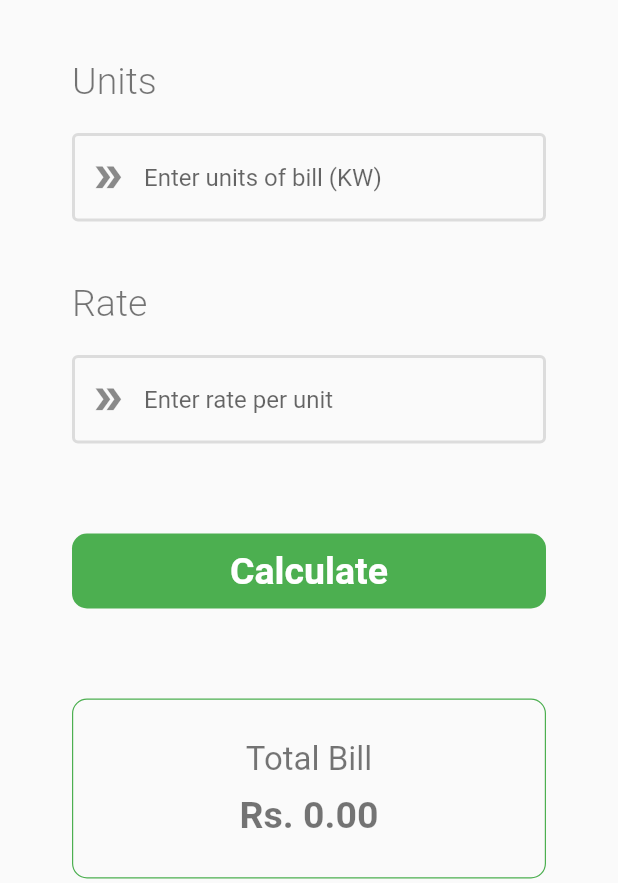
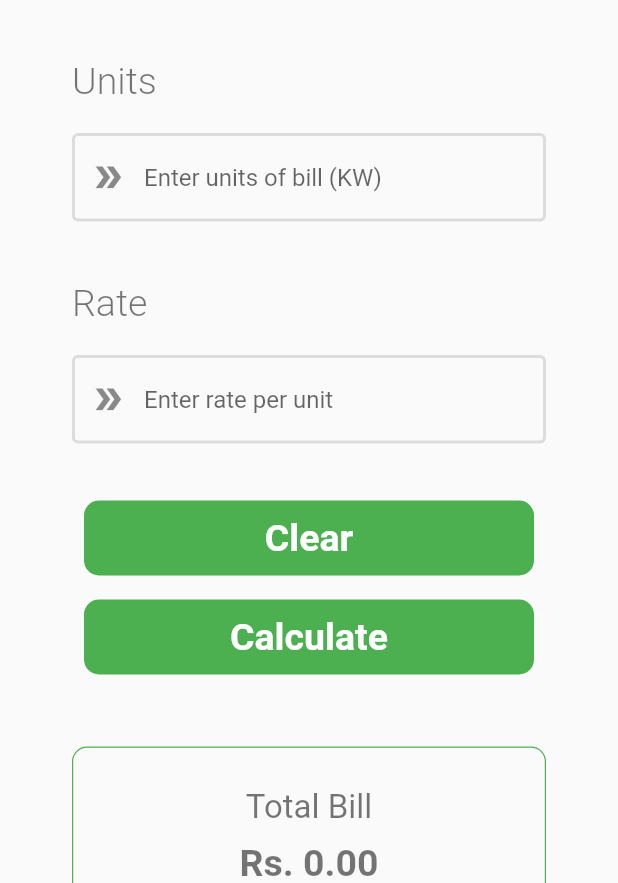
Before and after one commit to MrManavRamani-Flutter/Electric-Bill-Calculate-, a Flutter app: the screen it shows after launch, on a phone screen of 412 x 824 dp, the part 353-1236 px from its top. Run offline on Flutter 3.47's test engine with Material 2 defaults, Android fonts, the phone set to English and light mode, and no system bars.

Commit message:
Update home.dart
Without Validation Commit
Only Build Logic of This Application....
Commit

```diff
--- a/lib/screens/home.dart
+++ b/lib/screens/home.dart
@@ -8,6 +8,12 @@ class HomePage extends StatefulWidget {
 }
 
 class _HomePageState extends State<HomePage> {
+  TextEditingController unitC = TextEditingController();
+  TextEditingController rateC = TextEditingController();
+  double unit = 0.0;
+  double rate = 0.0;
+  double res = 0.0;
+
   @override
   Widget build(BuildContext context) {
     return Scaffold(
@@ -54,11 +60,22 @@ class _HomePageState extends State<HomePage> {
             height: 20,
           ),
           // Text Field of Unit....................................
-          const Padding(
-            padding: EdgeInsets.symmetric(horizontal: 28),
+          Padding(
+            padding: const EdgeInsets.symmetric(horizontal: 28),
             child: TextField(
+              controller: unitC,
+              onTap: () {
+                unitC.clear();
+                rateC.clear();
+                unit = 0.00;
+                setState(() {});
+              },
+              onChanged: (val) {
+                unit = double.parse(val);
+                setState(() {});
+              },
               keyboardType: TextInputType.number,
-              decoration: InputDecoration(
+              decoration: const InputDecoration(
                 prefixIcon: Icon(
                   Icons.double_arrow_outlined,
                   color: Colors.black45,
@@ -91,11 +108,20 @@ class _HomePageState extends State<HomePage> {
             height: 20,
           ),
           // Text Field of Rate.................................
-          const Padding(
-            padding: EdgeInsets.symmetric(horizontal: 28),
+          Padding(
+            padding: const EdgeInsets.symmetric(horizontal: 28),
             child: TextField(
+              controller: rateC,
+              onTap: () {
+                rate = 0.00;
+                setState(() {});
+              },
+              onChanged: (val) {
+                rate = double.parse(val);
+                setState(() {});
+              },
               keyboardType: TextInputType.number,
-              decoration: InputDecoration(
+              decoration: const InputDecoration(
                 prefixIcon: Icon(
                   Icons.double_arrow_outlined,
                   color: Colors.black45,
@@ -111,10 +137,51 @@ class _HomePageState extends State<HomePage> {
             ),
           ),
           const SizedBox(
-            height: 60,
+            height: 30,
           ),
           // Button Calculate....................................
-          Container(
+          Padding(
+            padding: const EdgeInsets.all(8.0),
+            child: GestureDetector(
+              onTap: () {
+                unitC.clear();
+                rateC.clear();
+                res = 0.00;
+                unit = 0.00;
+                rate = 0.00;
+                setState(() {});
+              },
+              child: Container(
+                margin: const EdgeInsets.symmetric(horizontal: 28),
+                height: 50,
+                decoration: BoxDecoration(
+                  borderRadius: BorderRadius.circular(10),
+                  color: Colors.green,
+                ),
+                child: const Center(
+                  child: Text(
+                    'Clear',
+                    style: TextStyle(
+                        fontSize: 25,
+                        color: Colors.white,
+                        fontWeight: FontWeight.bold),
+                  ),
+                ),
+              ),
+            ),
+          ),
+          Padding(
+            padding: const EdgeInsets.all(8.0),
+            child: GestureDetector(
+              onTap: () {
+                res = unit * rate;
+                unitC.clear();
+                rateC.clear();
+                unit = 0.00;
+                rate = 0.00;
+                setState(() {});
+              },
+              child: Container(
                 margin: const EdgeInsets.symmetric(horizontal: 28),
                 height: 50,
                 decoration: BoxDecoration(
@@ -131,8 +198,10 @@ class _HomePageState extends State<HomePage> {
                   ),
                 ),
               ),
+            ),
+          ),
           const SizedBox(
-            height: 60,
+            height: 40,
           ),
           // Total Of Bill....................................
           Container(
@@ -142,22 +211,23 @@ class _HomePageState extends State<HomePage> {
               borderRadius: BorderRadius.circular(10),
               border: Border.all(color: Colors.green, width: 0.8),
             ),
-            child: const Column(
+            child: Column(
               mainAxisAlignment: MainAxisAlignment.center,
               children: [
-                Text(
+                const Text(
                   'Total Bill',
                   style: TextStyle(
                       fontSize: 22,
                       color: Colors.black54,
                       fontWeight: FontWeight.w400),
                 ),
-                SizedBox(
+                const SizedBox(
                   height: 10,
                 ),
                 Text(
-                  'Rs. 0.00',
-                  style: TextStyle(
+                  // Size of after point value fix......
+                  'Rs. ${res.toStringAsFixed(2)}',
+                  style: const TextStyle(
                       fontSize: 25,
                       color: Colors.black54,
                       fontWeight: FontWeight.w700),
```
Lines whose indentation alone changed are shown as unchanged.
